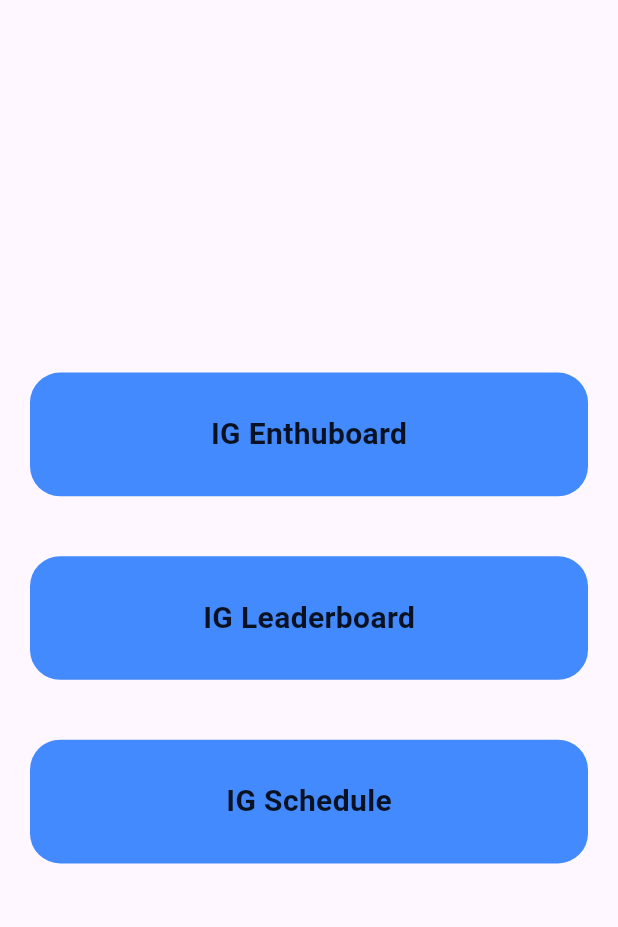
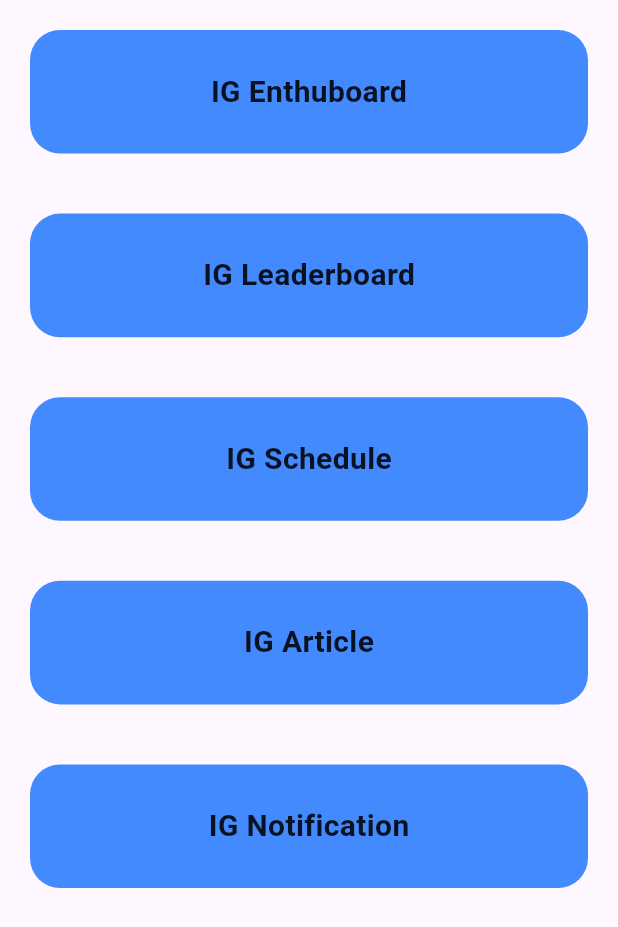
Before and after one commit to harshada1108/IGAPP3, a Flutter app: the screen it shows after launch, on a phone screen of 412 x 824 dp. Shown: the top 927 px of the screen. Run offline on Flutter 3.47's test engine with Material 2 defaults, Android fonts, the phone set to English and light mode, and no system bars; our stand-ins replace cached_network_image, flutter_spinkit, google_fonts; Roboto replaces fonts that are missing (Brawler).

Commit message:
third commit

```diff
--- a/lib/screens/home_screen.dart
+++ b/lib/screens/home_screen.dart
@@ -3,7 +3,9 @@
 
 import 'package:flutter/material.dart';
 import 'package:google_fonts/google_fonts.dart';
+import 'package:igapp/screens/article_screen.dart';
 import 'package:igapp/screens/ig_schedule_screen.dart';
+import 'package:igapp/screens/notification_screen.dart';
 
 import 'ig_enthu_screen.dart';
 import 'ig_leader_screen.dart';
@@ -22,7 +24,8 @@ class _HomescreenState extends State<Homescreen> {
     final height= MediaQuery.sizeOf(context).height;
     final width=MediaQuery.sizeOf(context).width;
     return Scaffold(
-      body: Column(
+      body: SingleChildScrollView(
+        child: Column(
           mainAxisAlignment: MainAxisAlignment.center,
           children: [
             Padding(
@@ -94,7 +97,56 @@ class _HomescreenState extends State<Homescreen> {
                 ),
               ),
             ),
+
+            Padding(
+              padding: const EdgeInsets.all(20.0),
+              child: InkWell(
+                onTap: (){
+                  Navigator.push(context, MaterialPageRoute(builder: (context)=>IgArticleScreen()));
+                },
+                child: Container(
+                  height: height*0.1,
+                  decoration: BoxDecoration(
+                      borderRadius: BorderRadius.circular(20),
+                      color: Colors.blueAccent
+                  ),
+                  child: Center(
+                    child: Row(
+                      mainAxisAlignment: MainAxisAlignment.center,
+                      children: [
+                        Text('IG Article',style: GoogleFonts.brawler(fontSize: 20,fontWeight: FontWeight.w700,color: Colors.black87),)
                       ],
+                    ),
+                  ),
+                ),
+              ),
+            ),
+
+            Padding(
+              padding: const EdgeInsets.all(20.0),
+              child: InkWell(
+                onTap: (){
+                  Navigator.push(context, MaterialPageRoute(builder: (context)=>IgNotificationScreen()));
+                },
+                child: Container(
+                  height: height*0.1,
+                  decoration: BoxDecoration(
+                      borderRadius: BorderRadius.circular(20),
+                      color: Colors.blueAccent
+                  ),
+                  child: Center(
+                    child: Row(
+                      mainAxisAlignment: MainAxisAlignment.center,
+                      children: [
+                        Text('IG Notification',style: GoogleFonts.brawler(fontSize: 20,fontWeight: FontWeight.w700,color: Colors.black87),)
+                      ],
+                    ),
+                  ),
+                ),
+              ),
+            ),
+          ],
+        ),
       ),
     );
   }
```
Also changed, not shown: lib/Repository/ig_repository.dart (+43 -0 lines), lib/screens/ig_schedule_screen.dart (+20 -41 lines), lib/screens/notification_screen.dart (+3 -22 lines), lib/view_model/ig_view_model.dart (+18 -2 lines). Lines whose indentation alone changed are shown as unchanged.
